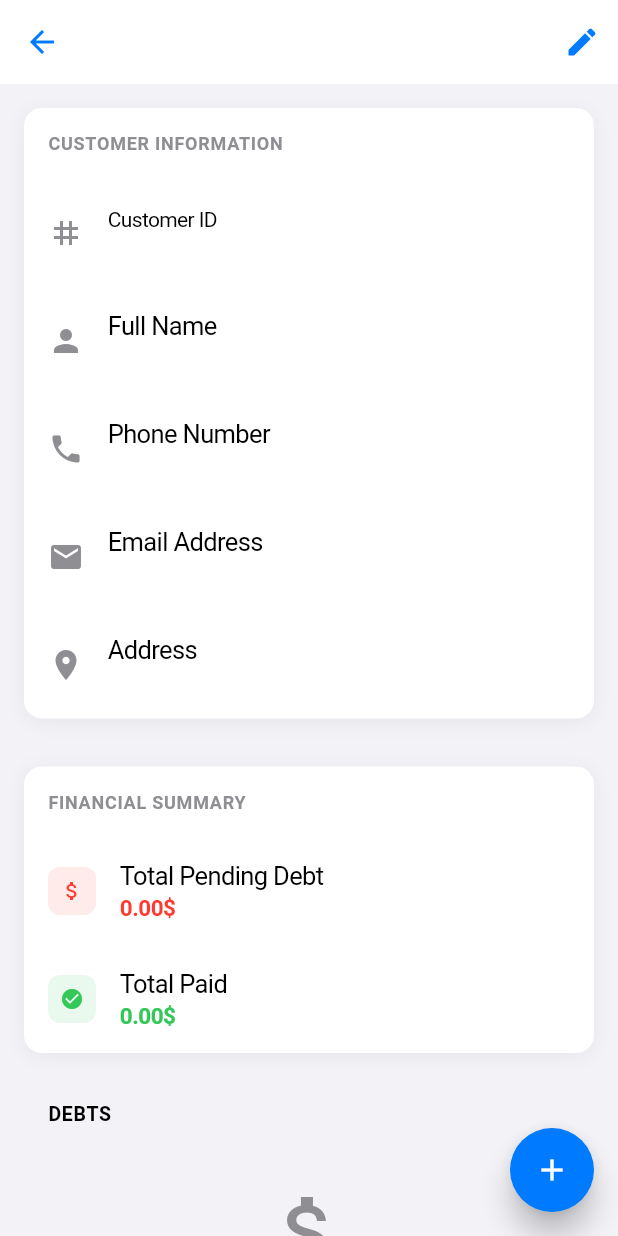
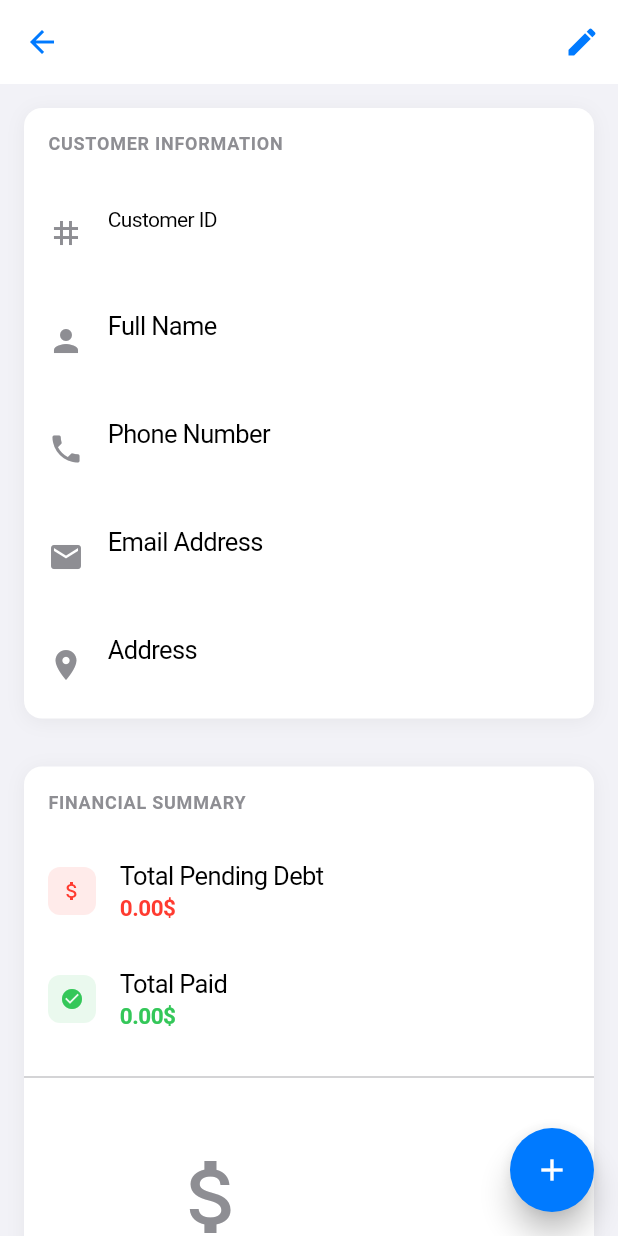
Before and after one commit to johnychnouda/Bechaalany-Debt, a Flutter app: the CustomerDetailsScreen screen opened directly with empty values, on a phone screen of 412 x 824 dp. Run offline on Flutter 3.47's test engine with Material 3 defaults, Android fonts, the light colour scheme and no system bars; our stand-ins replace connectivity_plus, cross_file, flutter_local_notifications, flutter_svg, hive, hive_flutter and 3 more; accounts and stored records are empty; generated files the repository leaves out were written again.

Commit message:
Integrate debts list into financial summary card for better organization

```diff
--- a/lib/screens/customer_details_screen.dart
+++ b/lib/screens/customer_details_screen.dart
@@ -464,15 +464,10 @@ class _CustomerDetailsScreenState extends State<CustomerDetailsScreen> with Widg
                           ),
                         ),
                       ),
-                    ],
-                  ),
-                ),
 
-                const SizedBox(height: 16),
-
-                // Debts Section (only show if showDebtsSection is true)
-                if (widget.showDebtsSection) ...[
-                  // Debts Section Header
+                      // Divider before debts list
+                      if (widget.showDebtsSection && customerAllDebts.isNotEmpty) ...[
+                        const Divider(height: 32, thickness: 1),
                         Padding(
                           padding: const EdgeInsets.symmetric(horizontal: 16),
                           child: Text(
@@ -485,12 +480,23 @@ class _CustomerDetailsScreenState extends State<CustomerDetailsScreen> with Widg
                             ),
                           ),
                         ),
-
-                  const SizedBox(height: 8),
+                        const SizedBox(height: 16),
 
                         // Debts List
-                  customerAllDebts.isEmpty
-                      ? Container(
+                        ...customerAllDebts.map((debt) => Padding(
+                          padding: const EdgeInsets.symmetric(horizontal: 16),
+                          child: _DebtCard(
+                            debt: debt,
+                            onMarkAsPaid: () => _markAsPaid(debt),
+                            onDelete: () => _deleteDebt(debt),
+                          ),
+                        )),
+                      ],
+
+                      // Show empty state if no debts
+                      if (widget.showDebtsSection && customerAllDebts.isEmpty) ...[
+                        const Divider(height: 32, thickness: 1),
+                        Container(
                           padding: const EdgeInsets.all(32),
                           child: Column(
                             children: [
@@ -518,21 +524,13 @@ class _CustomerDetailsScreenState extends State<CustomerDetailsScreen> with Widg
                               ),
                             ],
                           ),
-                        )
-                      : ListView.builder(
-                          shrinkWrap: true,
-                          physics: const NeverScrollableScrollPhysics(),
-                          itemCount: customerAllDebts.length,
-                          itemBuilder: (context, index) {
-                            final debt = customerAllDebts[index];
-                            return _DebtCard(
-                              debt: debt,
-                              onMarkAsPaid: () => _markAsPaid(debt),
-                              onDelete: () => _deleteDebt(debt),
-                            );
-                          },
                         ),
                       ],
+                    ],
+                  ),
+                ),
+
+
 
                 const SizedBox(height: 20),
               ],
```
Lines whose indentation alone changed are shown as unchanged.
